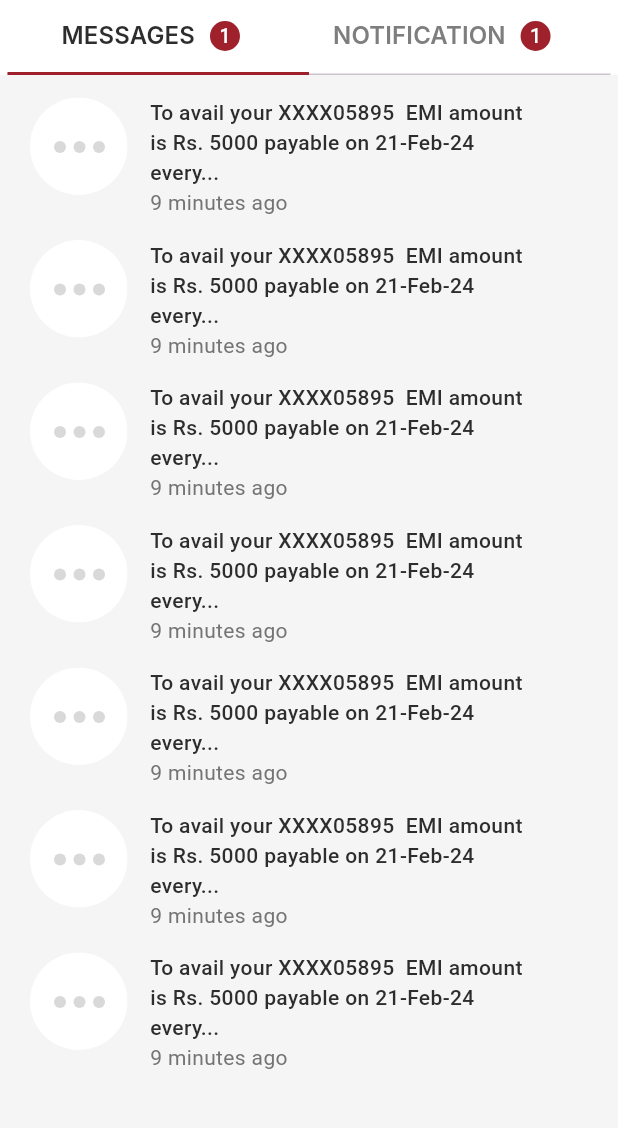
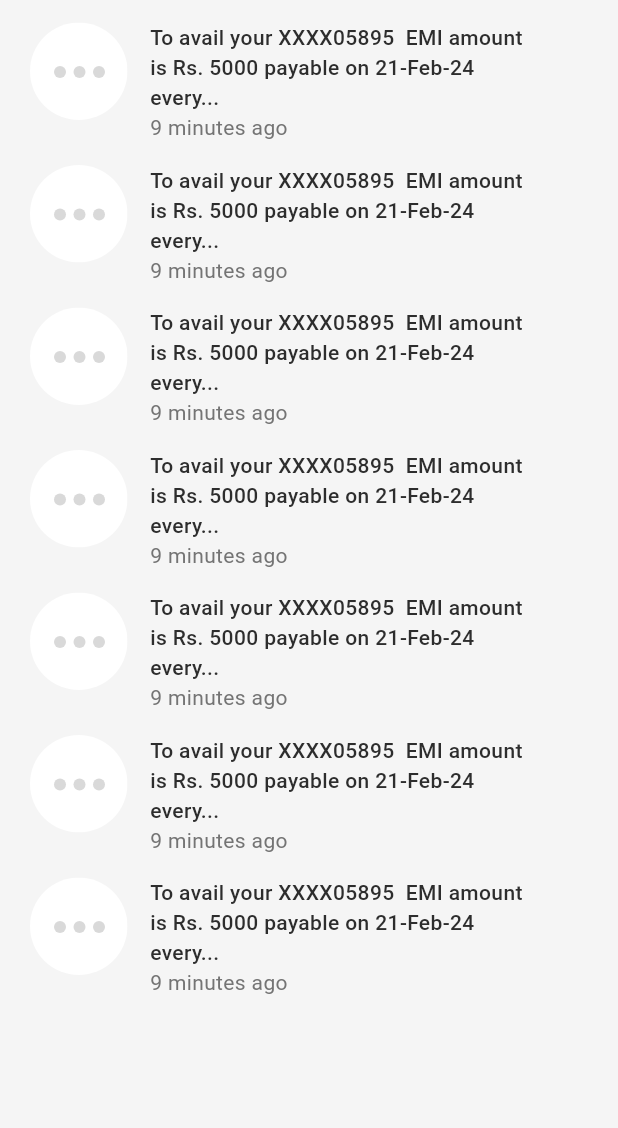
Before and after one commit to NigilDharsan/JewelOne, a Flutter app: the Menu_Screen screen opened directly, after a tap on "Notifications", on a phone screen of 412 x 824 dp, the part 84-1212 px from its top. Run offline on Flutter 3.47's test engine with Material 3 defaults, Android fonts, the phone set to English and light mode, and no system bars; our stand-ins replace carousel_slider, dio, flutter_riverpod, flutter_secure_storage, flutter_spinkit, flutter_svg and 2 more; missing offline and left inert: country_list_pick, easy_radio, flutter_cashfree_pg_sdk, scroll_loop_auto_scroll; accounts and stored records are empty; network calls fail; Roboto replaces fonts that are missing (Inter, Metropolis).

Commit message:
Committing Changes in Menu screen

```diff
--- a/lib/Src/FAQ_Ui/Contact_Us_Screen.dart
+++ b/lib/Src/FAQ_Ui/Contact_Us_Screen.dart
@@ -155,7 +155,7 @@ Widget Address(context) {
           crossAxisAlignment: CrossAxisAlignment.start,
           children: [
             Text(
-              'JewelOne Corporate Office:',
+              'Shining Dawn Corporate Office:',
               style: texts2,
             ),
             Divider(
--- a/lib/Src/Home_DashBoard_Ui/Home_DashBoard_Screen.dart
+++ b/lib/Src/Home_DashBoard_Ui/Home_DashBoard_Screen.dart
@@ -104,7 +104,7 @@ class _Home_DashBoard_ScreenState extends ConsumerState<Home_DashBoard_Screen> {
               priceRate.when(data: (data){
                 return GoldScrollPriceWidget(data: data,);
               }, error: (Object error, StackTrace stackTrace){
-                return Text("ERROR");
+                return Text("$error");
               }, loading: (){
                 return CircularProgressIndicator();
               }) ,
--- a/lib/Src/Menu_Ui/Menu_Screen.dart
+++ b/lib/Src/Menu_Ui/Menu_Screen.dart
@@ -157,17 +157,17 @@ class _Menu_ScreenState extends ConsumerState<Menu_Screen> {
                                             builder: (context) =>
                                                 Notification_Screen()));
                                   }),
-                              Divider(),
-                              NavContainer(
-                                  image1: 'wallet2.svg',
-                                  text: 'Wallet',
-                                  onTap: () {
-                                    Navigator.push(
-                                        context,
-                                        MaterialPageRoute(
-                                            builder: (context) =>
-                                                Wallet_screen()));
-                                  }),
+                              // Divider(),
+                              // NavContainer(
+                              //     image1: 'wallet2.svg',
+                              //     text: 'Wallet',
+                              //     onTap: () {
+                              //       Navigator.push(
+                              //           context,
+                              //           MaterialPageRoute(
+                              //               builder: (context) =>
+                              //                   Wallet_screen()));
+                              //     }),
                               Divider(),
                               NavContainer(
                                   image1: 'ema.svg',
@@ -241,27 +241,27 @@ class _Menu_ScreenState extends ConsumerState<Menu_Screen> {
                                             builder: (context) =>
                                                 Contact_Us_Screen()));
                                   }),
-                              Divider(),
-                              NavContainer(
-                                  image1: 'faq.svg',
-                                  text: 'FAQs',
-                                  onTap: () {
-                                    Navigator.push(
-                                        context,
-                                        MaterialPageRoute(
-                                            builder: (context) =>
-                                                Faq_Screen()));
-                                  }),
-                              Divider(),
-                              NavContainer(
-                                  image1: 'support.svg',
-                                  text: 'Support',
-                                  onTap: () {}),
-                              Divider(),
-                              NavContainer(
-                                  image1: 'dth.svg',
-                                  text: 'DTH / Experience Center',
-                                  onTap: () {}),
+                              // Divider(),
+                              // NavContainer(
+                              //     image1: 'faq.svg',
+                              //     text: 'FAQs',
+                              //     onTap: () {
+                              //       Navigator.push(
+                              //           context,
+                              //           MaterialPageRoute(
+                              //               builder: (context) =>
+                              //                   Faq_Screen()));
+                              //     }),
+                              // Divider(),
+                              // NavContainer(
+                              //     image1: 'support.svg',
+                              //     text: 'Support',
+                              //     onTap: () {}),
+                              // Divider(),
+                              // NavContainer(
+                              //     image1: 'dth.svg',
+                              //     text: 'DTH / Experience Center',
+                              //     onTap: () {}),
                             ],
                           ),
                         ),
--- a/lib/Src/Notification_Ui/Notification_Screen.dart
+++ b/lib/Src/Notification_Ui/Notification_Screen.dart
@@ -1,8 +1,10 @@
 import 'package:flutter/material.dart';
 import 'package:jewelone/Common_Widgets/Common_Tab_Bar.dart';
 import 'package:jewelone/Common_Widgets/Custom_App_Bar.dart';
+import 'package:jewelone/Common_Widgets/Image_Path.dart';
 import 'package:jewelone/Src/FAQ_Ui/FAQ_Screen.dart';
 import 'package:jewelone/utilits/Common_Colors.dart';
+import 'package:jewelone/utilits/Text_Style.dart';
 class Notification_Screen extends StatefulWidget {
   const Notification_Screen({super.key});
 
@@ -21,7 +23,42 @@ class _Notification_ScreenState extends State<Notification_Screen> {
           Navigator.push(context, MaterialPageRoute(builder: (context)=>Faq_Screen()));
         },
       ),
-      body: TabBarWithSearch(),
+      body:
+      //TabBarWithSearch(),
+      Expanded(
+        child: ListView.builder(
+            itemCount: 7,
+            itemBuilder: (BuildContext context, int index){
+              return Padding(
+                padding: const EdgeInsets.only(top: 10),
+                child: Container(
+                  child: Padding(
+                    padding: const EdgeInsets.only(left: 20,right: 20,top: 5),
+                    child: Row(
+                      mainAxisAlignment: MainAxisAlignment.start,
+                      crossAxisAlignment: CrossAxisAlignment.start,
+                      children: [
+                        ImgPathSvg('noti.svg'),
+                        Padding(
+                          padding: const EdgeInsets.only(left: 15),
+                          child: Column(
+                            crossAxisAlignment: CrossAxisAlignment.start,
+                            children: [
+                              Container(
+                                  width: MediaQuery.sizeOf(context).width/1.6,
+                                  child: Text('To avail your XXXX05895  EMI amount is Rs. 5000 payable on 21-Feb-24 every...',style: phoneHT,)),
+                              Text('9 minutes ago',style: lighttext,)
+                            ],
+                          ),
+                        )
+                      ],
+                    ),
+                  ),
+                ),
+              );
+            }
+        ),
+      )
     );
   }
 }
--- a/lib/Src/Security_Setting_Ui/Settings_Screen.dart
+++ b/lib/Src/Security_Setting_Ui/Settings_Screen.dart
@@ -160,9 +160,9 @@ class _Settings_ScreenState extends ConsumerState<Settings_Screen> {
                   Settingscontainer(context,text: 'Change Password', image: 'lock.svg', image2: 'rightarrow2.svg', onTap: () {
                     Navigator.push(context, MaterialPageRoute(builder: (context)=>Password_Screen()));
                   }),
-                  Settingscontainer(context,text: 'KYC', image: 'kyc.svg', image2: 'rightarrow2.svg', onTap: () {
-                    Navigator.push(context, MaterialPageRoute(builder: (context)=>KYC_Screen()));
-                  }),
+                  // Settingscontainer(context,text: 'KYC', image: 'kyc.svg', image2: 'rightarrow2.svg', onTap: () {
+                  //   Navigator.push(context, MaterialPageRoute(builder: (context)=>KYC_Screen()));
+                  // }),
                   Settingscontainer(context,text: 'About Shining Dawn', image: 'aboutjweleone.svg', image2: 'rightarrow2.svg', onTap: () {
                     //Navigator.push(context, MaterialPageRoute(builder: (context)=>Password_Screen()));
                   }),
```
Also changed, not shown: lib/Model/GoldRateMmodel.dart (+4 -4 lines).
